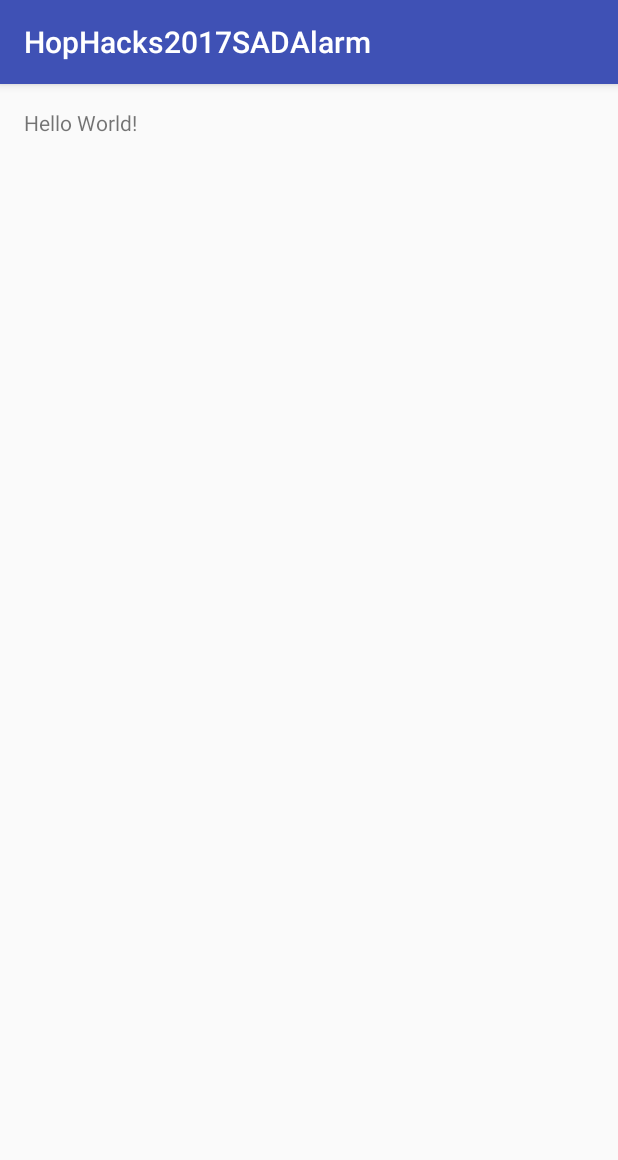
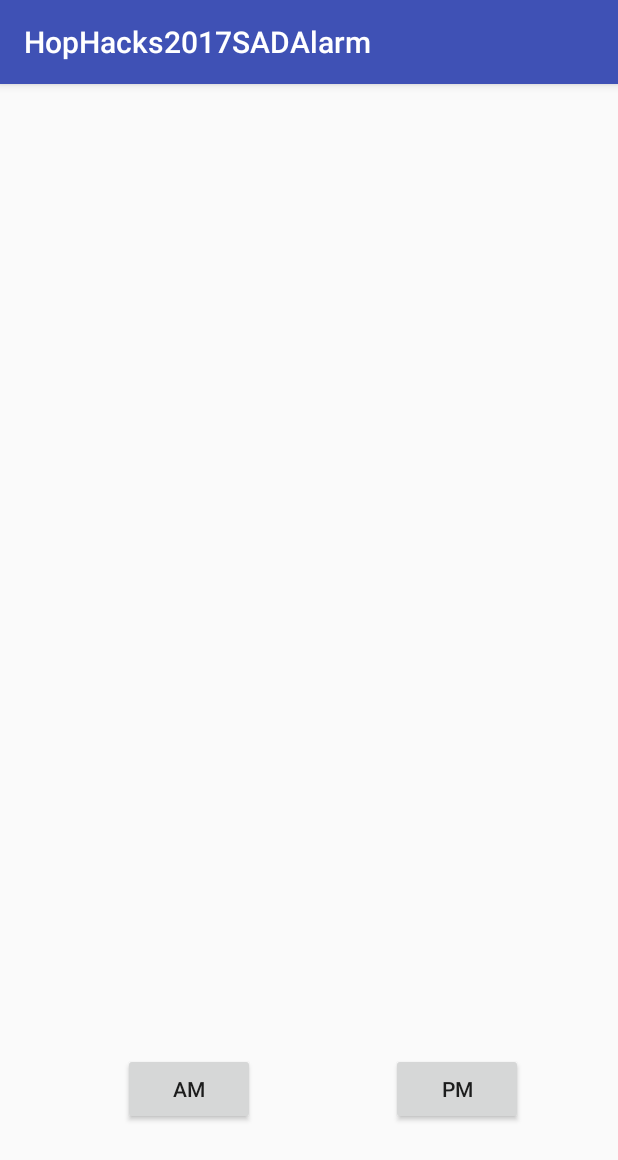
Before and after one commit to 16egong/HopHacks2017, an Android app: the screen it shows after launch (MainActivity), on a phone screen of 412 x 824 dp. Shown: the top 1160 px of the screen. Run offline under Robolectric (Android 15) with nearby library versions, the phone set to English and light mode, and no system bars.

Commit message:
Added comment in main activity

```diff
--- a/HopHacks2017SADAlarm/app/src/main/java/com/hackathon/hophacks2017sadalarm/MainActivity.java
+++ b/HopHacks2017SADAlarm/app/src/main/java/com/hackathon/hophacks2017sadalarm/MainActivity.java
@@ -9,6 +9,7 @@
     protected void onCreate(Bundle savedInstanceState) {
         super.onCreate(savedInstanceState);
         setContentView(R.layout.activity_main);
+        //Main process
     }
 
 
--- a/HopHacks2017SADAlarm/app/src/main/res/layout/activity_main.xml
+++ b/HopHacks2017SADAlarm/app/src/main/res/layout/activity_main.xml
@@ -10,8 +10,22 @@
     android:paddingTop="@dimen/activity_vertical_margin"
     tools:context="com.hackathon.hophacks2017sadalarm.MainActivity">
 
-    <TextView
+    <Button
+        android:text="AM"
         android:layout_width="wrap_content"
         android:layout_height="wrap_content"
-        android:text="Hello World!" />
+        android:layout_marginBottom="58dp"
+        android:id="@+id/button"
+        android:layout_alignParentBottom="true"
+        android:layout_alignParentStart="true"
+        android:layout_marginStart="66dp" />
+
+    <Button
+        android:text="PM"
+        android:layout_width="wrap_content"
+        android:layout_height="wrap_content"
+        android:layout_alignTop="@+id/button"
+        android:layout_alignParentEnd="true"
+        android:layout_marginEnd="47dp"
+        android:id="@+id/button2" />
 </RelativeLayout>
```
